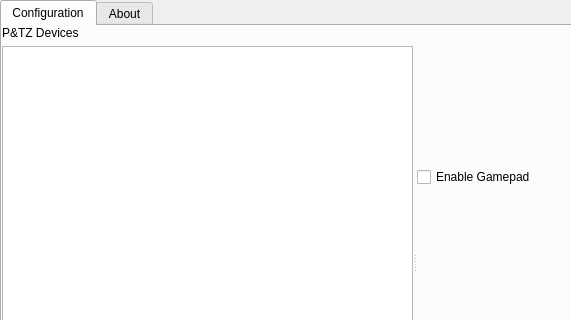
glikely/obs-ptz, file settings.ui: the form before one commit; both pictures show x 0 to 571 and y 0 to 320 of the 750 by 500 pixel window.
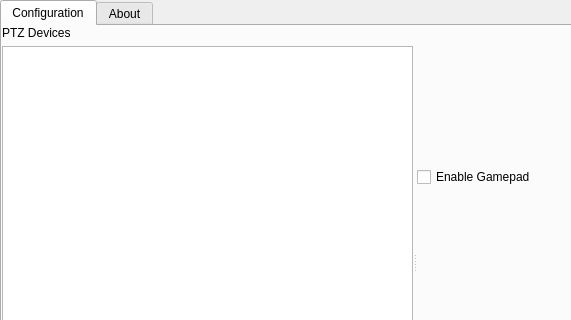
The form after the commit.

Commit message:
ui: Remove errant '&' from setting dialog
One of the labels in the settings dialog had a typo. Fix it.

Fixes: #54

```diff
--- a/settings.ui
+++ b/settings.ui
@@ -61,7 +61,7 @@
            <item>
             <widget class="QLabel" name="label_2">
              <property name="text">
-              <string>P&amp;TZ Devices</string>
+              <string>PTZ Devices</string>
              </property>
             </widget>
            </item>
```
